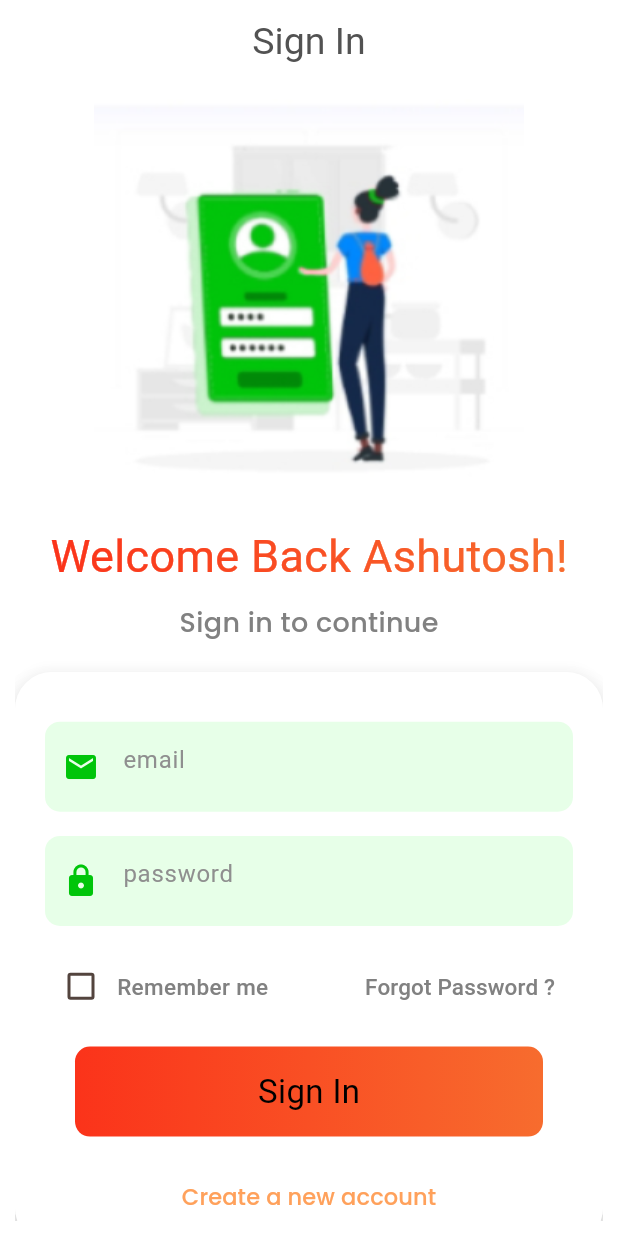
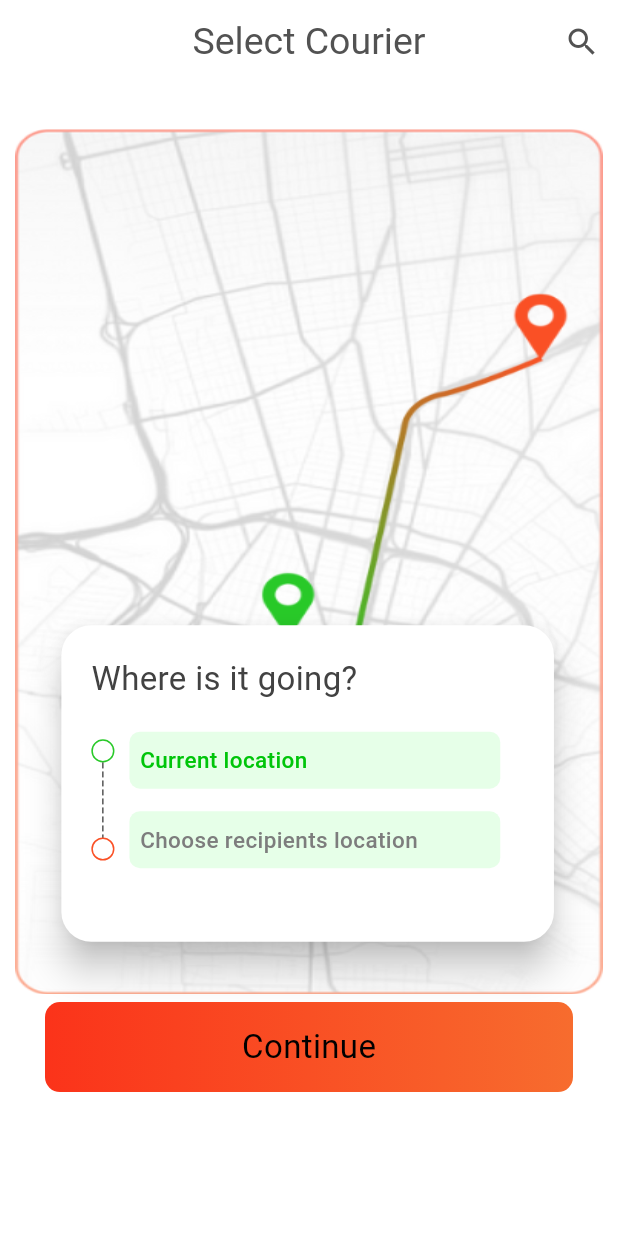
Before and after one commit to Aflah3100/repsoft_assignment_app, a Flutter app: the screen it shows after launch, on a phone screen of 412 x 824 dp. Run offline on Flutter 3.47's test engine with Material 3 defaults, Android fonts, the phone set to English and light mode, and no system bars; our stand-ins replace device_preview, google_fonts.

Commit message:
Implemented select courier screen

```diff
--- a/lib/constants/assets.dart
+++ b/lib/constants/assets.dart
@@ -2,4 +2,6 @@ class Assets {
   static const signInImage = 'assets/images/sign_in_image.png';
   static const cameraImage = 'assets/images/camera_image.png';
   static const mapBgImage = 'assets/images/map_bg_image.png';
+  static const locationIndicatorImage =
+      'assets/images/location_indicator_image.png';
 }
--- a/lib/main.dart
+++ b/lib/main.dart
@@ -1,9 +1,15 @@
+import 'package:device_preview/device_preview.dart';
 import 'package:flutter/material.dart';
+import 'package:repsoft_assignment_app/screens/select_courier_screen/select_courier_screen.dart';
 import 'package:repsoft_assignment_app/screens/sign_in_screen/sign_in_screen.dart';
-import 'package:repsoft_assignment_app/screens/sign_up_screen/sign_up_screen.dart';
 
 void main() {
-  runApp(const MyApp());
+  runApp(DevicePreview(
+    enabled: false,
+    builder: (context) {
+      return const MyApp();
+    }
+  ));
 }
 
 class MyApp extends StatelessWidget {
@@ -13,12 +19,13 @@ class MyApp extends StatelessWidget {
   @override
   Widget build(BuildContext context) {
     return MaterialApp(
+      builder: DevicePreview.appBuilder,
       title: 'Repsoft Assignment App',
       theme: ThemeData(
         colorScheme: ColorScheme.fromSeed(seedColor: const Color(0xffFF6B17)),
         useMaterial3: true,
       ),
-      home: SignInScreen(),
+      home: SelectCourierScreen(),
     );
   }
 }
--- /dev/null
+++ b/lib/screens/select_courier_screen/select_courier_screen.dart
@@ -0,0 +1,139 @@
+import 'package:flutter/material.dart';
+import 'package:repsoft_assignment_app/constants/assets.dart';
+import 'package:repsoft_assignment_app/screens/select_courier_screen/widgets/location_selector.dart';
+import 'package:repsoft_assignment_app/screens/select_courier_screen/widgets/location_status_indicator.dart';
+import 'package:repsoft_assignment_app/screens/sign_in_screen/widgets/sign_in_widgets.dart';
+import 'package:repsoft_assignment_app/utils/app_colors.dart';
+import 'package:repsoft_assignment_app/utils/app_text_styles.dart';
+
+class SelectCourierScreen extends StatelessWidget {
+  const SelectCourierScreen({super.key});
+
+  @override
+  Widget build(BuildContext context) {
+    return Scaffold(
+      backgroundColor: Colors.white,
+      appBar: AppBar(
+        backgroundColor: Colors.white,
+        title: Text(
+          'Select Courier',
+          style: AppTextStyles.supermercadoOneTextStyle(
+              color: AppColors.greyTextColor,
+              fontWeight: FontWeight.w400,
+              fontSize: 25),
+        ),
+        centerTitle: true,
+        actions: [
+          IconButton(
+              onPressed: () {},
+              icon: const Icon(
+                Icons.search,
+                color: AppColors.greyTextColor,
+              ))
+        ],
+      ),
+      body: SafeArea(
+          //Base-Container
+          child: Container(
+        width: double.maxFinite,
+        height: double.maxFinite,
+        padding: const EdgeInsets.symmetric(horizontal: 10, vertical: 30),
+        child: Stack(
+          children: [
+            //Image-container-stack
+            Stack(
+              children: [
+                Container(
+                  width: double.maxFinite,
+                  height: MediaQuery.sizeOf(context).height * 0.7,
+                  decoration: const BoxDecoration(
+                    image: DecorationImage(
+                        image: AssetImage(
+                          Assets.mapBgImage,
+                        ),
+                        fit: BoxFit.fill),
+                  ),
+                ),
+                Positioned(
+                  bottom: 35,
+                  left: MediaQuery.sizeOf(context).width * 0.075,
+                  child: Material(
+                    color: Colors.white,
+                    elevation: 10,
+                    borderRadius: BorderRadius.circular(20),
+                    child: Container(
+                      width: MediaQuery.sizeOf(context).width * 0.7,
+                      margin: const EdgeInsets.all(20),
+                      height: 171,
+                      decoration: BoxDecoration(
+                        color: Colors.white,
+                        borderRadius: BorderRadius.circular(20),
+                      ),
+                      child: Column(
+                        crossAxisAlignment: CrossAxisAlignment.start,
+                        children: [
+                          Text(
+                            'Where is it going?',
+                            style: AppTextStyles.supermercadoOneTextStyle(
+                                color: const Color(0xff424242),
+                                fontSize: 22,
+                                fontWeight: FontWeight.w400),
+                          ),
+                          const SizedBox(
+                            height: 20,
+                          ),
+
+                          //Location Status widget
+                          Row(
+                            children: [
+                              const LocationStatusIndicator(),
+                              const SizedBox(
+                                width: 10,
+                              ),
+                              Column(
+                                mainAxisAlignment: MainAxisAlignment.start,
+                                children: [
+                                  LocationSelector(
+                                    label: 'Current location',
+                                    labelStyle:
+                                        AppTextStyles.ttChocolateTextStyle(
+                                            color: AppColors.darkGreenIconColor,
+                                            fontWeight: FontWeight.w500,
+                                            fontSize: 15),
+                                  ),
+                                  const SizedBox(
+                                    height: 15,
+                                  ),
+                                  LocationSelector(
+                                    label: 'Choose recipients location',
+                                    labelStyle:
+                                        AppTextStyles.ttChocolateTextStyle(
+                                            color: const Color(0xff7D7D7D),
+                                            fontWeight: FontWeight.w500,
+                                            fontSize: 15),
+                                  ),
+                                ],
+                              )
+                            ],
+                          )
+                        ],
+                      ),
+                    ),
+                  ),
+                ),
+              ],
+            ),
+            //Bottom-button
+            Positioned(
+              bottom: MediaQuery.sizeOf(context).height * 0.08,
+              left: 0,
+              right: 0,
+              child: AuthenticationButton(
+                  label: 'Continue', onTap: () {}, isLoading: false),
+            )
+          ],
+        ),
+      )),
+    );
+  }
+}
--- /dev/null
+++ b/lib/screens/select_courier_screen/widgets/location_selector.dart
@@ -0,0 +1,33 @@
+
+import 'package:flutter/material.dart';
+
+class LocationSelector extends StatelessWidget {
+  const LocationSelector({
+    super.key,
+    required this.label,
+    required this.labelStyle,
+  });
+  final String label;
+  final TextStyle labelStyle;
+
+  @override
+  Widget build(BuildContext context) {
+    return Container(
+      width: MediaQuery.sizeOf(context).width * 0.6,
+      height: 38,
+      padding: const EdgeInsets.symmetric(horizontal: 7),
+      decoration: BoxDecoration(
+          color: const Color(0xffE6FFE8),
+          borderRadius: BorderRadius.circular(7)),
+      child: Row(
+        mainAxisSize: MainAxisSize.max,
+        children: [
+          Text(
+            label,
+            style: labelStyle,
+          ),
+        ],
+      ),
+    );
+  }
+}
--- /dev/null
+++ b/lib/screens/select_courier_screen/widgets/location_status_indicator.dart
@@ -0,0 +1,77 @@
+import 'package:flutter/material.dart';
+
+class LocationStatusIndicator extends StatelessWidget {
+  const LocationStatusIndicator({
+    super.key,
+  });
+
+  @override
+  Widget build(BuildContext context) {
+    return SizedBox(
+      child: Column(
+        children: [
+          getCirularContainer(color: const Color(0xff28C928)),
+          const VerticalDashedLine(
+            height: 50,
+          ),
+          getCirularContainer(color: const Color(0xffFA5025))
+        ],
+      ),
+    );
+  }
+
+  Container getCirularContainer({required Color color}) {
+    return Container(
+      width: 15.4,
+      height: 15.4,
+      decoration: BoxDecoration(
+        color: Colors.white,
+        shape: BoxShape.circle,
+        border: Border.all(
+          color: color,
+          width: 1.0,
+        ),
+      ),
+    );
+  }
+}
+
+class VerticalDashedLine extends StatelessWidget {
+  const VerticalDashedLine({super.key, required this.height});
+
+  final double height;
+  @override
+  Widget build(BuildContext context) {
+    return SizedBox(
+      height: height,
+      child: CustomPaint(
+        painter: _VerticalDashedLinePainter(),
+      ),
+    );
+  }
+}
+
+class _VerticalDashedLinePainter extends CustomPainter {
+  @override
+  void paint(Canvas canvas, Size size) {
+    double dashHeight = 4, dashSpace = 2;
+    final paint = Paint()
+      ..color = Colors.black
+      ..style = PaintingStyle.stroke;
+
+    double startY = 0;
+    while (startY < size.height) {
+      canvas.drawLine(
+        Offset(0, startY),
+        Offset(0, startY + dashHeight),
+        paint,
+      );
+      startY += dashHeight + dashSpace;
+    }
+  }
+
+  @override
+  bool shouldRepaint(covariant CustomPainter oldDelegate) {
+    return false;
+  }
+}
--- a/pubspec.yaml
+++ b/pubspec.yaml
@@ -29,6 +29,8 @@ environment:
 # versions available, run `flutter pub outdated`.
 dependencies:
   cupertino_icons: ^1.0.6
+  dashed_line: ^0.1.0+3
+  device_preview: ^1.2.0
   flutter:
     sdk: flutter
   google_fonts: ^6.2.1
```
Also changed, not shown: assets/images/location_indicator_image.png (added), assets/images/map_bg_image.png, pubspec.lock, 1 other file.
